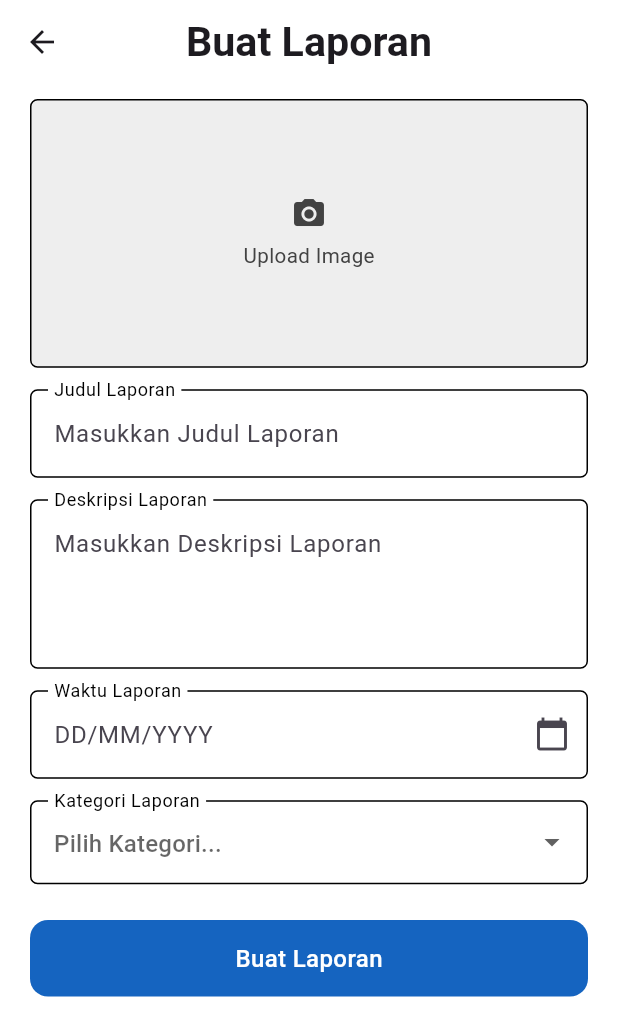
After one commit to BagusRezky/mojadiapp, a Flutter app: the screen it shows after launch, after a tap on "Laporkan Sekarang", on a phone screen of 412 x 824 dp. The commit adds this screen. Shown: the top 1036 px of the screen. Run offline on Flutter 3.47's test engine with Material 3 defaults, Android fonts, the phone set to English and light mode, and no system bars; our stand-ins replace firebase_auth, firebase_core, flutter_screenutil, google_fonts, image_picker; accounts and stored records are empty.

Commit message:
form laporan

```diff
--- a/lib/main.dart
+++ b/lib/main.dart
@@ -3,7 +3,9 @@ import 'package:flutter/material.dart';
 import 'package:flutter_screenutil/flutter_screenutil.dart';
 import 'package:mojadiapp/providers/auth_provider.dart';
 import 'package:mojadiapp/screens/auth/login.dart';
-import 'package:mojadiapp/screens/laporan/semua_laporan.dart';
+import 'package:mojadiapp/screens/home.dart';
+import 'package:mojadiapp/screens/laporan/create_report.dart';
+import 'package:mojadiapp/screens/laporan/getall_report.dart';
 import 'package:provider/provider.dart';
 import 'services/firebase_options.dart';
 
@@ -31,7 +33,7 @@ class MainApp extends StatelessWidget {
         child: const MaterialApp(
           debugShowCheckedModeBanner: false,
           // home: LoginScreen(),
-          home: LaporanScreen(),
+          home: HomeScreen(),
         ),
       ),
     );
--- a/lib/screens/home.dart
+++ b/lib/screens/home.dart
@@ -1,5 +1,6 @@
 import 'package:flutter/material.dart';
 import 'package:flutter_screenutil/flutter_screenutil.dart';
+import 'package:mojadiapp/screens/laporan/create_report.dart';
 
 class HomeScreen extends StatefulWidget {
   const HomeScreen({super.key});
@@ -41,7 +42,16 @@ class _HomeScreenState extends State<HomeScreen> {
                         fontSize: 20.sp,
                       ),
                     ),
-                    Container(
+                    InkWell(
+                      onTap: () {
+                        Navigator.push(
+                          context,
+                          MaterialPageRoute(
+                            builder: (context) => const CreateReportScreen(),
+                          ),
+                        );
+                      },
+                      child: Container(
                         margin: EdgeInsets.only(top: 20.h),
                         width: 150.w,
                         height: 30.h,
@@ -54,6 +64,7 @@ class _HomeScreenState extends State<HomeScreen> {
                             'Laporkan Sekarang',
                             style: TextStyle(
                               color: Colors.white,
+                            ),
                           ),
                         ),
                       ),
--- /dev/null
+++ b/lib/screens/laporan/create_report.dart
@@ -0,0 +1,235 @@
+import 'package:flutter/material.dart';
+import 'package:google_fonts/google_fonts.dart';
+import 'package:mojadiapp/widgets/my_button.dart';
+import 'package:mojadiapp/widgets/my_textfield.dart';
+import 'package:flutter_screenutil/flutter_screenutil.dart';
+import 'package:image_picker/image_picker.dart';
+import 'dart:io';
+
+class CreateReportScreen extends StatefulWidget {
+  const CreateReportScreen({super.key});
+
+  @override
+  State<CreateReportScreen> createState() => _CreateReportScreenState();
+}
+
+class _CreateReportScreenState extends State<CreateReportScreen> {
+  // controller
+  final TextEditingController _judulController = TextEditingController();
+  final TextEditingController _deskripsiController = TextEditingController();
+  final TextEditingController _dateController = TextEditingController();
+  final TextEditingController _kategoryController = TextEditingController();
+
+  // Image picker variables
+  File? _image;
+  final ImagePicker _picker = ImagePicker();
+
+  // variable menyimpan kategory
+  final List<String> categories = [
+    'Pelanggaran Lingkungan',
+    'Kerusakan Fasilitas Sosial',
+    'Kerusakan Jalan',
+    'Kerusakan Drainase',
+    'Kerusakan Taman',
+    'Kerusakan Tempat Sampah',
+    'Kerusakan Tempat Ibadah',
+    'Kerusakan Tempat Pendidikan',
+    'Kerusakan Tempat Umum',
+  ];
+
+  Future<void> _pickImage(ImageSource source) async {
+    final pickedFile = await _picker.pickImage(source: source);
+    if (pickedFile != null) {
+      setState(() {
+        _image = File(pickedFile.path);
+      });
+    }
+  }
+
+  @override
+  Widget build(BuildContext context) {
+    return Scaffold(
+      appBar: AppBar(
+        title: Text(
+          'Buat Laporan',
+          style: GoogleFonts.roboto(
+              fontWeight: FontWeight.w600, fontSize: 24.sp, height: 36.sp),
+        ),
+        backgroundColor: Colors.white,
+        elevation: 0,
+        centerTitle: true,
+      ),
+      backgroundColor: Colors.white,
+      body: Padding(
+        padding: const EdgeInsets.symmetric(horizontal: 20.0, vertical: 10.0),
+        child: Column(
+          children: [
+            Expanded(
+              child: SingleChildScrollView(
+                child: Column(
+                  children: [
+                    GestureDetector(
+                      onTap: () => _pickImage(ImageSource.gallery),
+                      child: Container(
+                        width: double.infinity,
+                        height: 150.h,
+                        decoration: BoxDecoration(
+                          color: Colors.grey[200],
+                          borderRadius: BorderRadius.circular(5),
+                          border: Border.all(color: Colors.black),
+                        ),
+                        child: _image == null
+                            ? Column(
+                                mainAxisAlignment: MainAxisAlignment.center,
+                                children: [
+                                  Icon(Icons.camera_alt,
+                                      color: Colors.grey[800]),
+                                  5.verticalSpace,
+                                  Text(
+                                    'Upload Image',
+                                    style: GoogleFonts.roboto(
+                                      fontWeight: FontWeight.w400,
+                                      fontSize: 12.sp,
+                                      color: Colors.grey[800],
+                                    ),
+                                  ),
+                                ],
+                              )
+                            : Image.file(
+                                _image!,
+                                fit: BoxFit.cover,
+                              ),
+                      ),
+                    ),
+                    12.verticalSpace,
+                    TextInputField(
+                      hintText: 'Masukkan Judul Laporan',
+                      labelText: 'Judul Laporan',
+                      controller: _judulController,
+                      minLines: 1,
+                      maxLines: 1,
+                    ),
+                    12.verticalSpace,
+                    TextInputField(
+                      hintText: 'Masukkan Deskripsi Laporan',
+                      labelText: 'Deskripsi Laporan',
+                      controller: _deskripsiController,
+                      minLines: 3,
+                      maxLines: 5,
+                    ),
+                    12.verticalSpace,
+                    TextField(
+                      controller: _dateController,
+                      style: TextStyle(
+                        fontSize: 16.sp,
+                      ),
+                      decoration: InputDecoration(
+                        suffixIcon: const Icon(Icons.calendar_today),
+                        filled: true,
+                        fillColor: Colors.white,
+                        hintText: 'DD/MM/YYYY',
+                        labelText: 'Waktu Laporan',
+                        hintStyle: GoogleFonts.roboto(
+                          fontWeight: FontWeight.w400,
+                          fontSize: 14.sp,
+                        ),
+                        labelStyle: GoogleFonts.roboto(
+                          color: Colors.black,
+                        ),
+                        border: OutlineInputBorder(
+                          borderRadius: BorderRadius.circular(5),
+                          borderSide: const BorderSide(
+                            color: Colors.black,
+                          ),
+                        ),
+                        enabledBorder: OutlineInputBorder(
+                          borderRadius: BorderRadius.circular(5),
+                          borderSide: const BorderSide(
+                            color: Colors.black,
+                          ),
+                        ),
+                        focusedBorder: OutlineInputBorder(
+                          borderRadius: BorderRadius.circular(5),
+                          borderSide: const BorderSide(
+                            color: Color(0xFF1564C0),
+                          ),
+                        ),
+                        floatingLabelBehavior: FloatingLabelBehavior.always,
+                      ),
+                      obscureText: false,
+                      onTap: () {
+                        _selectedDate();
+                      },
+                    ),
+                    12.verticalSpace,
+                    DropdownButtonFormField<String>(
+                      decoration: InputDecoration(
+                        filled: true,
+                        fillColor: Colors.white,
+                        labelText: 'Kategori Laporan',
+                        hintText: 'Pilih Kategori... ',
+                        hintStyle: GoogleFonts.roboto(
+                          fontWeight: FontWeight.w400,
+                          fontSize: 14.sp,
+                        ),
+                        labelStyle: GoogleFonts.roboto(
+                          color: Colors.black,
+                        ),
+                        border: OutlineInputBorder(
+                          borderRadius: BorderRadius.circular(5),
+                          borderSide: const BorderSide(
+                            color: Colors.black,
+                          ),
+                        ),
+                        enabledBorder: OutlineInputBorder(
+                          borderRadius: BorderRadius.circular(5),
+                          borderSide: const BorderSide(
+                            color: Colors.black,
+                          ),
+                        ),
+                        focusedBorder: OutlineInputBorder(
+                          borderRadius: BorderRadius.circular(5),
+                          borderSide: const BorderSide(
+                            color: Color(0xFF1564C0),
+                          ),
+                        ),
+                        floatingLabelBehavior: FloatingLabelBehavior.always,
+                      ),
+                      items: categories
+                          .map((String value) => DropdownMenuItem<String>(
+                                value: value,
+                                child: Text(value),
+                              ))
+                          .toList(),
+                      onChanged: (String? value) {
+                        setState(() {
+                          _kategoryController.text = value!;
+                        });
+                      },
+                    ),
+                    20.verticalSpace,
+                    const MyButton(text: 'Buat Laporan'),
+                  ],
+                ),
+              ),
+            ),
+          ],
+        ),
+      ),
+    );
+  }
+
+  Future<void> _selectedDate() async {
+    final DateTime? picked = await showDatePicker(
+      context: context,
+      initialDate: DateTime.now(),
+      firstDate: DateTime(2015, 8),
+      lastDate: DateTime(2101),
+    );
+    if (picked != null) {
+      setState(() {
+        _dateController.text = picked.toString().split(" ")[0];
+      });
+    }
+  }
+}
--- a/lib/screens/laporan/semua_laporan.dart
+++ b/lib/screens/laporan/getall_report.dart
@@ -63,35 +63,38 @@ class _LaporanScreenState extends State<LaporanScreen> {
 
   Widget textLaporan() {
     return Container(
+      margin: EdgeInsets.only(right: 15.w),
       child: Column(
         mainAxisAlignment: MainAxisAlignment.spaceBetween,
         children: [
-          Text('Halte Bus di Jalan Pemuda Rusak Parah ',
+          Text(
+            'Halte Bus di Jalan Pemuda Rusak Parah ',
             style: GoogleFonts.inter(
                 fontWeight: FontWeight.bold,
                 fontSize: 14.sp,
-              color: Colors.black
-            ),
+                color: Colors.black),
           ),
           Row(
             mainAxisAlignment: MainAxisAlignment.spaceBetween,
             children: [
-              Text('lokasi',
+              Text(
+                'lokasi',
                 style: GoogleFonts.inter(
                     fontWeight: FontWeight.w600,
                     fontSize: 12.sp,
-                color: Color.fromARGB(155, 0, 0, 0)
-              ),),
-              Text('Tanggal',
+                    color: Color.fromARGB(155, 0, 0, 0)),
+              ),
+              Text(
+                'Tanggal',
                 style: GoogleFonts.inter(
                     fontWeight: FontWeight.w600,
                     fontSize: 12.sp,
-                color: Color.fromARGB(155, 0, 0, 0)
-              ),), ],
+                    color: Color.fromARGB(155, 0, 0, 0)),
+              ),
+            ],
           )
         ],
       ),
-      margin: EdgeInsets.only(right: 15.w),
     );
   }
 }
--- /dev/null
+++ b/lib/widgets/my_button.dart
@@ -0,0 +1,37 @@
+import 'package:flutter/material.dart';
+import 'package:google_fonts/google_fonts.dart';
+
+class MyButton extends StatelessWidget {
+  final String text;
+  // final void Function() onTap;
+
+  const MyButton({
+    super.key,
+    required this.text,
+    // required this.onTap,
+  });
+
+  @override
+  Widget build(BuildContext context) {
+    return GestureDetector(
+      // onTap: onTap,
+      child: Container(
+        decoration: BoxDecoration(
+          color: const Color(0xFF1564C0),
+          borderRadius: BorderRadius.circular(12),
+        ),
+        padding: const EdgeInsets.all(14),
+        child: Center(
+          child: Text(
+            text,
+            style: GoogleFonts.roboto(
+              fontSize: 16,
+              fontWeight: FontWeight.w500,
+              color: Colors.white,
+            ),
+          ),
+        ),
+      ),
+    );
+  }
+}
--- /dev/null
+++ b/lib/widgets/my_textfield.dart
@@ -0,0 +1,64 @@
+import 'package:flutter/material.dart';
+import 'package:google_fonts/google_fonts.dart';
+import 'package:flutter_screenutil/flutter_screenutil.dart';
+
+class TextInputField extends StatelessWidget {
+  final String hintText;
+  final String labelText;
+  final int minLines;
+  final int maxLines;
+
+  final TextEditingController controller;
+
+  const TextInputField({
+    super.key,
+    required this.hintText,
+    required this.labelText,
+    required this.minLines,
+    required this.maxLines,
+    required this.controller,
+  });
+
+  @override
+  Widget build(BuildContext context) {
+    return TextField(
+      style: TextStyle(
+        fontSize: 16.sp,
+      ),
+      decoration: InputDecoration(
+        filled: true,
+        fillColor: Colors.white,
+        hintText: hintText,
+        labelText: labelText,
+        hintStyle: GoogleFonts.roboto(
+          fontWeight: FontWeight.w400,
+          fontSize: 14.sp,
+        ),
+        labelStyle: GoogleFonts.roboto(
+          color: Colors.black,
+        ),
+        border: OutlineInputBorder(
+          borderRadius: BorderRadius.circular(5),
+          borderSide: const BorderSide(
+            color: Colors.black,
+          ),
+        ),
+        enabledBorder: OutlineInputBorder(
+          borderRadius: BorderRadius.circular(5),
+          borderSide: const BorderSide(
+            color: Colors.black,
+          ),
+        ),
+        focusedBorder: OutlineInputBorder(
+          borderRadius: BorderRadius.circular(5),
+          borderSide: const BorderSide(
+            color: Color(0xFF1564C0),
+          ),
+        ),
+        floatingLabelBehavior: FloatingLabelBehavior.always,
+      ),
+      minLines: minLines,
+      maxLines: maxLines,
+    );
+  }
+}
```
Lines whose indentation alone changed are shown as unchanged.
